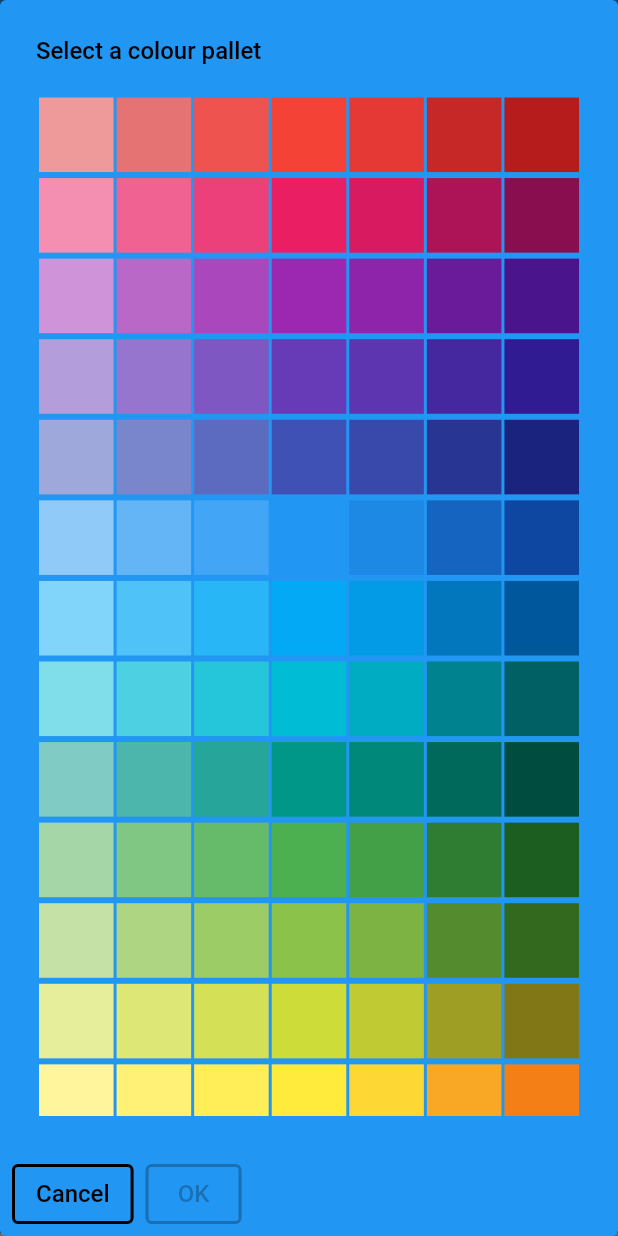
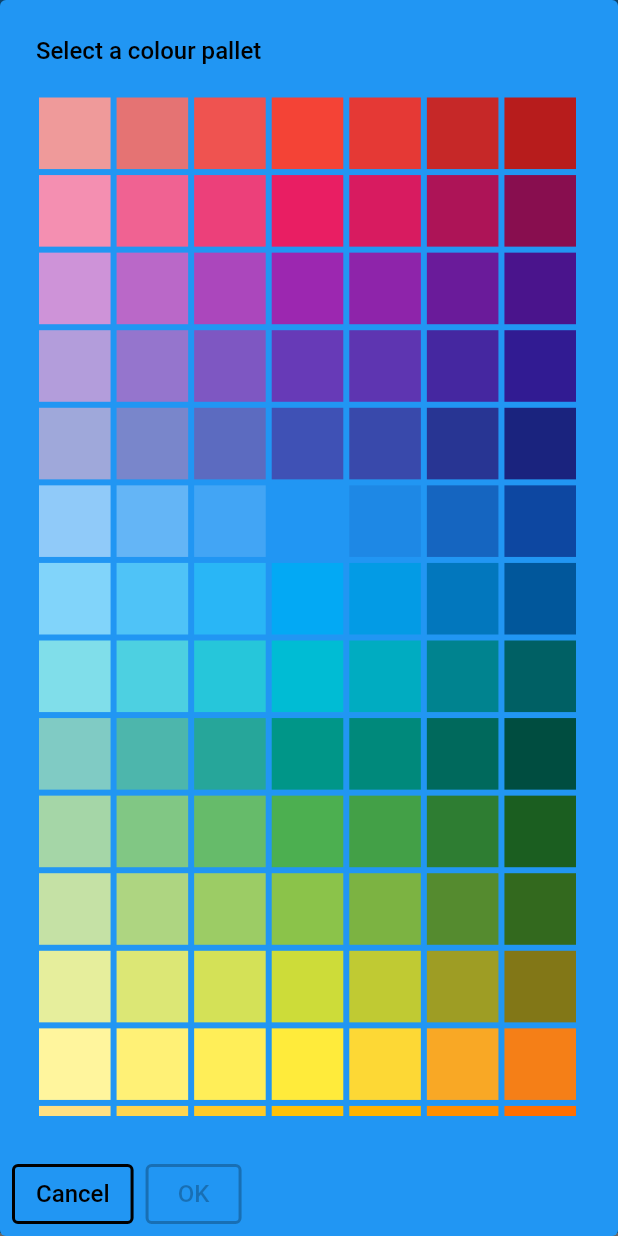
Before and after one commit to stuartdd/data_repo, a Flutter app: the screen it shows after launch, after a tap on the "settings" icon, on a phone screen of 412 x 824 dp. Run offline on Flutter 3.47's test engine with Material 2 defaults, Android fonts, the phone set to English and light mode, and no system bars; our stand-ins replace flutter_markdown; missing offline and left inert: encrypt, flutter_window_close, http_status_code, split_view, window_manager, window_size.

Commit message:
Colour pecker

```diff
--- a/data_repo_appState.json
+++ b/data_repo_appState.json
@@ -1 +1 @@
-{"screen":{"x":1285,"y":460,"w":533,"h":836,"divPos":410},"isDataSorted":0,"lastFind":["ea","Lloyds","EA","Ed","st","Stu","ref1","lloyds"]}
+{"screen":{"x":1212,"y":188,"w":611,"h":1003,"divPos":410},"isDataSorted":0,"lastFind":["ea","Lloyds","EA","Ed","st","Stu","ref1","lloyds"]}
--- a/lib/colour_pecker.dart
+++ b/lib/colour_pecker.dart
@@ -5,9 +5,13 @@ class ColorPecker extends StatefulWidget {
   final double width;
   final int columns;
   final int rows;
+  final bool rowSelect;
   final Color background;
+  final Color selectColor;
+
+  final Color current;
   final Function(Color, int) onSelect;
-  const ColorPecker(this.width, this.indexedList, this.columns, this.rows, this.background, this.onSelect, {super.key});
+  const ColorPecker(this.width, this.indexedList, this.current, this.columns, this.rows, this.background, this.selectColor, this.onSelect, {super.key, this.rowSelect = true});
 
   @override
   State<ColorPecker> createState() => _ColorPeckerState();
@@ -26,9 +30,16 @@ class _ColorPeckerState extends State<ColorPecker> {
     return widget.indexedList[i];
   }
 
+  Color _getSelectRowColor(int row, int col) {
+    if (widget.rowSelect) {
+      return selectedRow == row ? widget.selectColor : widget.background;
+    }
+    return (selectedRow == row && selectedCol == col) ? widget.selectColor : widget.background;
+  }
+
   @override
   Widget build(BuildContext context) {
-    final wide = widget.width - 50;
+    final wide = widget.width - 50 - (_gap * widget.columns);
     final cellWidth = (wide / widget.columns) - _gap;
     return Container(
       color: widget.background,
@@ -37,13 +48,13 @@ class _ColorPeckerState extends State<ColorPecker> {
         child: ListBody(
           children: [
             for (int row = 0; row < widget.rows; row++) ...[
-              Container(
-                padding: const EdgeInsets.fromLTRB(_gap, _gap, 0, _gap),
-                color: selectedRow == row ? Colors.white : widget.background,
-                child: Row(
-                  children: [
-                    for (int col = 0; col < widget.columns; col++) ...[
-                      InkWell(
+              Row(
+                children: [
+                  for (int col = 0; col < widget.columns; col++) ...[
+                    Container(
+                      padding: const EdgeInsets.all(_gap),
+                      color: _getSelectRowColor(row, col),
+                      child: InkWell(
                         onTap: () {
                           setState(() {
                             selectedCol = col;
@@ -54,10 +65,9 @@ class _ColorPeckerState extends State<ColorPecker> {
                         }, // Handle your callback
                         child: Container(height: cellWidth, width: cellWidth, color: _getColor(row, col)),
                       ),
-                      const SizedBox(width: _gap),
-                    ],
+                    ),
                   ],
-                ),
+                ],
               ),
             ],
           ],
--- a/lib/main.dart
+++ b/lib/main.dart
@@ -1517,7 +1517,7 @@ class _MyHomePageState extends State<MyHomePage> {
           iconData: Icons.settings,
           tooltip: 'Settings',
           onPressed: () {
-            _showColorPeckerDialog(context, (color, index) {});
+            _showColorPeckerDialog(context, _configData.getAppThemeData().primary.med, (color, index) {});
             // _showConfigDialog(
             //   context,
             //   appThemeData,
@@ -2357,9 +2357,10 @@ Future<void> _showModalInputDialog(final BuildContext context, final String titl
   );
 }
 
-Future<void> _showColorPeckerDialog(final BuildContext context, final Function(ColorPallet, int) onSelect) async {
+Future<void> _showColorPeckerDialog(final BuildContext context, final Color current, final Function(ColorPallet, int) onSelect) async {
   ColorPallet? palette;
   int? colorIndex;
+
   final okButton = DetailButton(
     text: "OK",
     disable: true,
@@ -2377,12 +2378,12 @@ Future<void> _showColorPeckerDialog(final BuildContext context, final Function(C
           backgroundColor: _configData.getAppThemeData().dialogBackgroundColor,
           insetPadding: const EdgeInsets.fromLTRB(0, 0, 0, 0),
           title: Text('Select a colour pallet', style: _configData.getAppThemeData().tsMedium),
-        content: ColorPecker(screenSize(context).width, _configData.getAppThemeData().getColorsAsList(2), 7, 18, _configData.getAppThemeData().primary.med, (color, index) {
+          content: ColorPecker(screenSize(context).width, _configData.getAppThemeData().getColorsAsList(2), current, 7, 18, _configData.getAppThemeData().primary.med, _configData.getAppThemeData().hiLight.med, (color, index) {
             palette = _configData.getAppThemeData().getColorPalletWithColourInIt(color);
             colorIndex = index;
             debugPrint("$palette");
             okButton.setDisabled(palette == null);
-        }),
+          }, rowSelect: true),
           actions: <Widget>[
             Row(
               children: [
@@ -2396,8 +2397,7 @@ Future<void> _showColorPeckerDialog(final BuildContext context, final Function(C
                 okButton
               ],
             )
-        ],
-      );
-    },
-  );
-}
+          ]);
+    },
+  );
+}
```
Lines whose indentation alone changed are shown as unchanged.
